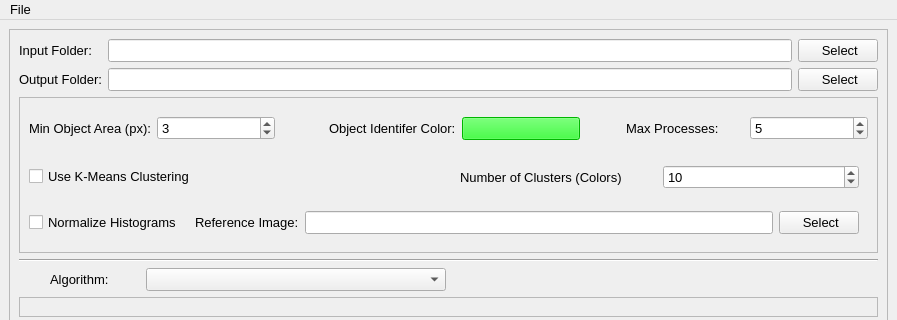
The window that resources/views/MainWindow.ui (crgrove/automated-drone-image-analysis-tool) describes before a commit, drawn with Qt 5; both pictures show x 0 to 897 and y 0 to 320 of the 897 by 840 pixel window.
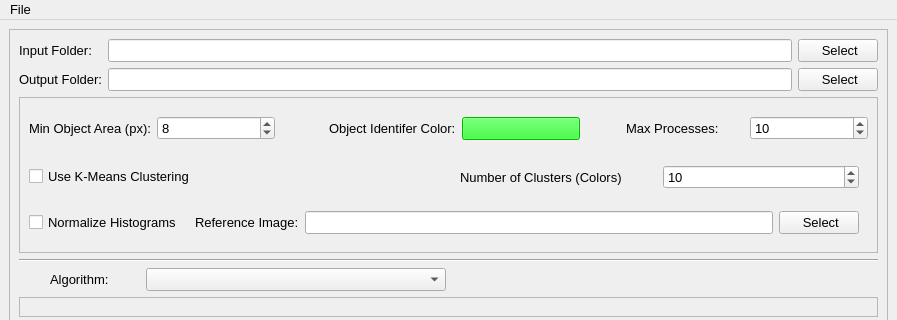
The same window after the commit. Icons and pictures are not drawn.

Patch:
```diff
--- a/resources/views/MainWindow.ui
+++ b/resources/views/MainWindow.ui
@@ -142,11 +142,16 @@
             </item>
             <item>
              <widget class="QSpinBox" name="minAreaSpinBox">
+              <property name="font">
+               <font>
+                <pointsize>10</pointsize>
+               </font>
+              </property>
               <property name="minimum">
                <number>1</number>
               </property>
               <property name="value">
-               <number>3</number>
+               <number>8</number>
               </property>
              </widget>
             </item>
@@ -208,6 +213,11 @@
             </item>
             <item>
              <widget class="QSpinBox" name="maxProcessesSpinBox">
+              <property name="font">
+               <font>
+                <pointsize>10</pointsize>
+               </font>
+              </property>
               <property name="minimum">
                <number>1</number>
               </property>
@@ -215,7 +225,7 @@
                <number>20</number>
               </property>
               <property name="value">
-               <number>5</number>
+               <number>10</number>
               </property>
              </widget>
             </item>
```
Left out of the diff: 70 changed lines with no effect on the pictures.
